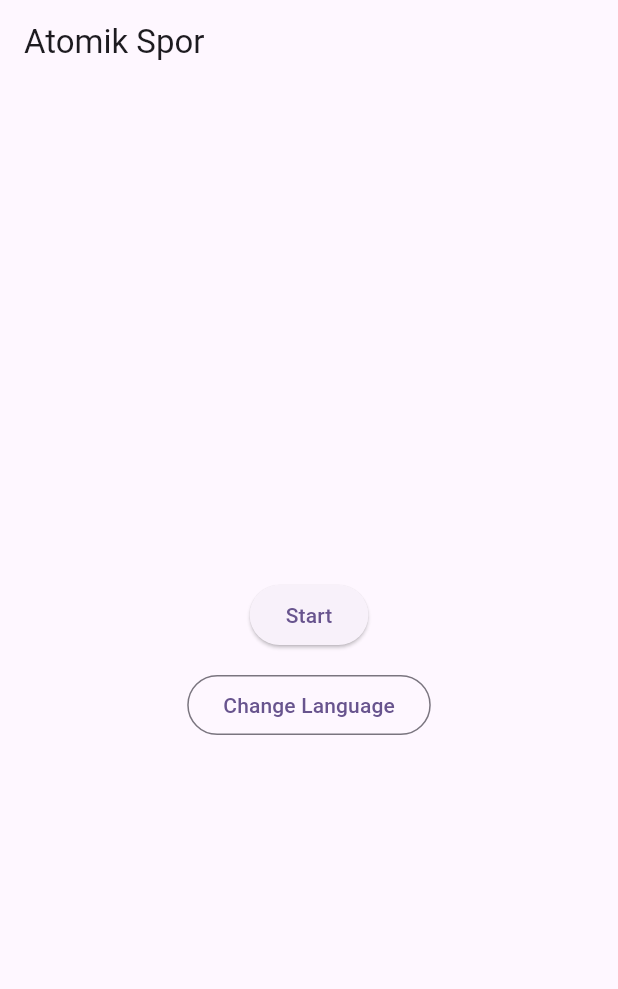
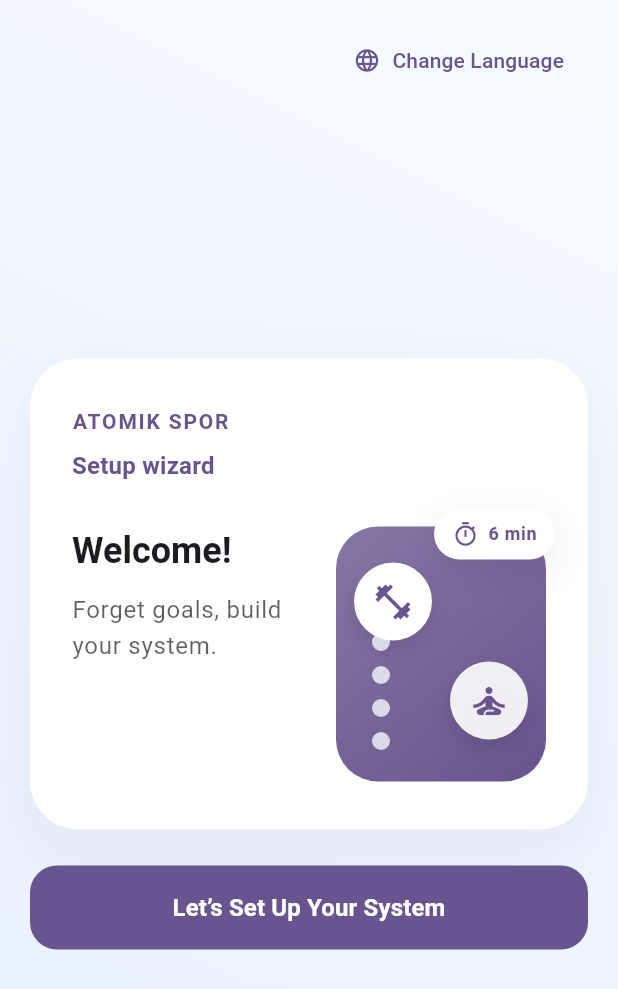
Before and after one commit to mrsgn26-ops/atomik_spor, a Flutter app: the screen it shows after launch, on a phone screen of 412 x 824 dp. Shown: the top 989 px of the screen. Run offline on Flutter 3.47's test engine with Material 3 defaults, Android fonts, the phone set to English and light mode, and no system bars; our stand-ins replace table_calendar.

Commit message:
Add welcome screen inspired by setup wizard

```diff
--- a/lib/l10n/app_en.arb
+++ b/lib/l10n/app_en.arb
@@ -32,5 +32,11 @@
   "onboardingTitle1": "Systems, not goals",
   "onboardingTitle2": "Choose your trigger",
   "onboardingTitle3": "Pick a reminder time",
-  "done": "Done"
+  "done": "Done",
+  "welcomeBrand": "ATOMIK SPOR",
+  "welcomeWizard": "Setup wizard",
+  "welcomeGreeting": "Welcome!",
+  "welcomeTagline": "Forget goals, build your system.",
+  "welcomeCta": "Let’s Set Up Your System",
+  "welcomeDuration": "6 min"
 }
--- a/lib/l10n/app_localizations.dart
+++ b/lib/l10n/app_localizations.dart
@@ -241,6 +241,42 @@ abstract class AppLocalizations {
   /// In en, this message translates to:
   /// **'Done'**
   String get done;
+
+  /// No description provided for @welcomeBrand.
+  ///
+  /// In en, this message translates to:
+  /// **'ATOMIK SPOR'**
+  String get welcomeBrand;
+
+  /// No description provided for @welcomeWizard.
+  ///
+  /// In en, this message translates to:
+  /// **'Setup wizard'**
+  String get welcomeWizard;
+
+  /// No description provided for @welcomeGreeting.
+  ///
+  /// In en, this message translates to:
+  /// **'Welcome!'**
+  String get welcomeGreeting;
+
+  /// No description provided for @welcomeTagline.
+  ///
+  /// In en, this message translates to:
+  /// **'Forget goals, build your system.'**
+  String get welcomeTagline;
+
+  /// No description provided for @welcomeCta.
+  ///
+  /// In en, this message translates to:
+  /// **'Let’s Set Up Your System'**
+  String get welcomeCta;
+
+  /// No description provided for @welcomeDuration.
+  ///
+  /// In en, this message translates to:
+  /// **'6 min'**
+  String get welcomeDuration;
 }
 
 class _AppLocalizationsDelegate
--- a/lib/l10n/app_localizations_en.dart
+++ b/lib/l10n/app_localizations_en.dart
@@ -81,4 +81,22 @@ class AppLocalizationsEn extends AppLocalizations {
 
   @override
   String get done => 'Done';
+
+  @override
+  String get welcomeBrand => 'ATOMIK SPOR';
+
+  @override
+  String get welcomeWizard => 'Setup wizard';
+
+  @override
+  String get welcomeGreeting => 'Welcome!';
+
+  @override
+  String get welcomeTagline => 'Forget goals, build your system.';
+
+  @override
+  String get welcomeCta => 'Let’s Set Up Your System';
+
+  @override
+  String get welcomeDuration => '6 min';
 }
--- a/lib/l10n/app_localizations_tr.dart
+++ b/lib/l10n/app_localizations_tr.dart
@@ -82,4 +82,22 @@ class AppLocalizationsTr extends AppLocalizations {
 
   @override
   String get done => 'Bitti';
+
+  @override
+  String get welcomeBrand => 'ATOMİK SPOR';
+
+  @override
+  String get welcomeWizard => 'Kurulum Sihirbazı';
+
+  @override
+  String get welcomeGreeting => 'Hoş geldiniz!';
+
+  @override
+  String get welcomeTagline => 'Hedefleri unut, sistem kur.';
+
+  @override
+  String get welcomeCta => 'Sistemini Kuralım';
+
+  @override
+  String get welcomeDuration => '6 dk';
 }
--- a/lib/l10n/app_tr.arb
+++ b/lib/l10n/app_tr.arb
@@ -33,5 +33,11 @@
   "onboardingTitle1": "Hedef değil, sistem",
   "onboardingTitle2": "Tetikleyicini seç",
   "onboardingTitle3": "Hatırlatma saatini seç",
-  "done": "Bitti"
+  "done": "Bitti",
+  "welcomeBrand": "ATOMİK SPOR",
+  "welcomeWizard": "Kurulum Sihirbazı",
+  "welcomeGreeting": "Hoş geldiniz!",
+  "welcomeTagline": "Hedefleri unut, sistem kur.",
+  "welcomeCta": "Sistemini Kuralım",
+  "welcomeDuration": "6 dk"
 }
--- a/lib/main.dart
+++ b/lib/main.dart
@@ -4,6 +4,7 @@ import 'package:flutter_localizations/flutter_localizations.dart';
 
 import 'habit_tracker_screen.dart';
 import 'settings_page.dart';
+import 'ui/welcome_screen.dart';
 
 void main() {
   runApp(const MyApp());
@@ -76,30 +77,9 @@ class MyHomePage extends StatelessWidget {
 
   @override
   Widget build(BuildContext context) {
-    final localizations = AppLocalizations.of(context)!;
-
-    return Scaffold(
-      appBar: AppBar(
-        title: Text(localizations.appTitle),
-      ),
-      body: Center(
-        child: Column(
-          mainAxisSize: MainAxisSize.min,
-          children: [
-            ElevatedButton(
-              key: const Key('showCalendarButton'),
-              onPressed: () => _openHabitTracker(context),
-              child: Text(localizations.btnStart),
-            ),
-            const SizedBox(height: 12),
-            OutlinedButton(
-              key: const Key('changeLanguageButton'),
-              onPressed: () => _openSettings(context),
-              child: Text(localizations.btnChangeLang),
-            ),
-          ],
-        ),
-      ),
+    return WelcomeScreen(
+      onStartPressed: () => _openHabitTracker(context),
+      onChangeLanguage: () => _openSettings(context),
     );
   }
 }
--- /dev/null
+++ b/lib/ui/welcome_screen.dart
@@ -0,0 +1,328 @@
+import 'package:atomik_spor/l10n/app_localizations.dart';
+import 'package:flutter/material.dart';
+
+class WelcomeScreen extends StatelessWidget {
+  const WelcomeScreen({
+    super.key,
+    required this.onStartPressed,
+    required this.onChangeLanguage,
+  });
+
+  final VoidCallback onStartPressed;
+  final VoidCallback onChangeLanguage;
+
+  @override
+  Widget build(BuildContext context) {
+    final l10n = AppLocalizations.of(context)!;
+    final colorScheme = Theme.of(context).colorScheme;
+
+    return Container(
+      decoration: const BoxDecoration(
+        gradient: LinearGradient(
+          colors: [Color(0xFFF6FBFF), Color(0xFFE6F0FF)],
+          begin: Alignment.topRight,
+          end: Alignment.bottomLeft,
+        ),
+      ),
+      child: SafeArea(
+        child: Padding(
+          padding: const EdgeInsets.symmetric(horizontal: 20, vertical: 16),
+          child: Column(
+            children: [
+              Align(
+                alignment: Alignment.centerRight,
+                child: TextButton.icon(
+                  key: const Key('changeLanguageButton'),
+                  onPressed: onChangeLanguage,
+                  icon: const Icon(Icons.language),
+                  label: Text(l10n.btnChangeLang),
+                  style: TextButton.styleFrom(
+                    foregroundColor: colorScheme.primary,
+                  ),
+                ),
+              ),
+              Expanded(
+                child: Center(
+                  child: SingleChildScrollView(
+                    child: ConstrainedBox(
+                      constraints: const BoxConstraints(maxWidth: 440),
+                      child: Column(
+                        mainAxisSize: MainAxisSize.min,
+                        children: [
+                          _WelcomeCard(l10n: l10n),
+                          const SizedBox(height: 24),
+                          FilledButton(
+                            key: const Key('showCalendarButton'),
+                            onPressed: onStartPressed,
+                            style: FilledButton.styleFrom(
+                              minimumSize: const Size.fromHeight(56),
+                              shape: RoundedRectangleBorder(
+                                borderRadius: BorderRadius.circular(18),
+                              ),
+                            ),
+                            child: Text(
+                              l10n.welcomeCta,
+                              style: const TextStyle(fontSize: 16, fontWeight: FontWeight.w600),
+                              textAlign: TextAlign.center,
+                            ),
+                          ),
+                        ],
+                      ),
+                    ),
+                  ),
+                ),
+              ),
+            ],
+          ),
+        ),
+      ),
+    );
+  }
+}
+
+class _WelcomeCard extends StatelessWidget {
+  const _WelcomeCard({required this.l10n});
+
+  final AppLocalizations l10n;
+
+  @override
+  Widget build(BuildContext context) {
+    final theme = Theme.of(context);
+    final colorScheme = theme.colorScheme;
+
+    return Container(
+      padding: const EdgeInsets.symmetric(horizontal: 28, vertical: 32),
+      decoration: BoxDecoration(
+        color: Colors.white,
+        borderRadius: BorderRadius.circular(32),
+        boxShadow: [
+          BoxShadow(
+            color: Colors.black.withOpacity(0.05),
+            offset: const Offset(0, 16),
+            blurRadius: 40,
+          ),
+        ],
+      ),
+      child: Column(
+        crossAxisAlignment: CrossAxisAlignment.start,
+        mainAxisSize: MainAxisSize.min,
+        children: [
+          Text(
+            l10n.welcomeBrand,
+            style: theme.textTheme.labelLarge?.copyWith(
+              letterSpacing: 1.2,
+              fontWeight: FontWeight.bold,
+              color: colorScheme.primary,
+            ),
+          ),
+          const SizedBox(height: 8),
+          Text(
+            l10n.welcomeWizard,
+            style: theme.textTheme.titleMedium?.copyWith(
+              fontWeight: FontWeight.w600,
+              color: colorScheme.primary,
+            ),
+          ),
+          const SizedBox(height: 28),
+          Row(
+            crossAxisAlignment: CrossAxisAlignment.start,
+            children: [
+              Expanded(
+                child: Column(
+                  crossAxisAlignment: CrossAxisAlignment.start,
+                  children: [
+                    Text(
+                      l10n.welcomeGreeting,
+                      style: theme.textTheme.headlineSmall?.copyWith(
+                        fontWeight: FontWeight.w700,
+                      ),
+                    ),
+                    const SizedBox(height: 12),
+                    Text(
+                      l10n.welcomeTagline,
+                      style: theme.textTheme.bodyLarge?.copyWith(
+                        color: theme.textTheme.bodyLarge?.color?.withOpacity(0.7),
+                      ),
+                    ),
+                  ],
+                ),
+              ),
+              const SizedBox(width: 20),
+              _WelcomeIllustration(l10n: l10n),
+            ],
+          ),
+        ],
+      ),
+    );
+  }
+}
+
+class _WelcomeIllustration extends StatelessWidget {
+  const _WelcomeIllustration({required this.l10n});
+
+  final AppLocalizations l10n;
+
+  @override
+  Widget build(BuildContext context) {
+    final colorScheme = Theme.of(context).colorScheme;
+
+    return SizedBox(
+      width: 140,
+      height: 170,
+      child: Stack(
+        clipBehavior: Clip.none,
+        children: [
+          Positioned.fill(
+            child: Container(
+              decoration: BoxDecoration(
+                gradient: LinearGradient(
+                  colors: [colorScheme.primary.withOpacity(0.8), colorScheme.primary],
+                  begin: Alignment.topLeft,
+                  end: Alignment.bottomRight,
+                ),
+                borderRadius: BorderRadius.circular(28),
+              ),
+            ),
+          ),
+          Positioned(
+            left: 12,
+            top: 24,
+            child: _IllustratedAvatar(
+              backgroundColor: Colors.white,
+              icon: Icons.fitness_center,
+              iconColor: colorScheme.primary,
+            ),
+          ),
+          Positioned(
+            right: 12,
+            bottom: 28,
+            child: _IllustratedAvatar(
+              backgroundColor: Colors.white.withOpacity(0.9),
+              icon: Icons.self_improvement,
+              iconColor: colorScheme.primary,
+            ),
+          ),
+          Positioned(
+            left: 24,
+            bottom: 16,
+            child: _ChainDecor(color: Colors.white.withOpacity(0.75)),
+          ),
+          Positioned(
+            right: -6,
+            top: -12,
+            child: _DurationPill(
+              text: l10n.welcomeDuration,
+              color: Colors.white,
+              foreground: colorScheme.primary,
+            ),
+          ),
+        ],
+      ),
+    );
+  }
+}
+
+class _IllustratedAvatar extends StatelessWidget {
+  const _IllustratedAvatar({
+    required this.backgroundColor,
+    required this.icon,
+    required this.iconColor,
+  });
+
+  final Color backgroundColor;
+  final IconData icon;
+  final Color iconColor;
+
+  @override
+  Widget build(BuildContext context) {
+    return Container(
+      padding: const EdgeInsets.all(12),
+      decoration: BoxDecoration(
+        color: backgroundColor,
+        shape: BoxShape.circle,
+        boxShadow: [
+          BoxShadow(
+            color: Colors.black.withOpacity(0.1),
+            offset: const Offset(0, 6),
+            blurRadius: 12,
+          ),
+        ],
+      ),
+      child: Icon(icon, color: iconColor, size: 28),
+    );
+  }
+}
+
+class _ChainDecor extends StatelessWidget {
+  const _ChainDecor({required this.color});
+
+  final Color color;
+
+  @override
+  Widget build(BuildContext context) {
+    return Column(
+      mainAxisSize: MainAxisSize.min,
+      children: List.generate(4, (index) {
+        return Container(
+          width: 12,
+          height: 12,
+          margin: const EdgeInsets.symmetric(vertical: 5),
+          decoration: BoxDecoration(
+            color: color,
+            shape: BoxShape.circle,
+          ),
+        );
+      }),
+    );
+  }
+}
+
+class _DurationPill extends StatelessWidget {
+  const _DurationPill({
+    required this.text,
+    required this.color,
+    required this.foreground,
+  });
+
+  final String text;
+  final Color color;
+  final Color foreground;
+
+  @override
+  Widget build(BuildContext context) {
+    return DecoratedBox(
+      decoration: BoxDecoration(
+        color: color,
+        borderRadius: BorderRadius.circular(32),
+        boxShadow: [
+          BoxShadow(
+            color: Colors.black.withOpacity(0.08),
+            offset: const Offset(0, 8),
+            blurRadius: 20,
+          ),
+        ],
+      ),
+      child: Padding(
+        padding: const EdgeInsets.symmetric(horizontal: 12, vertical: 8),
+        child: Row(
+          mainAxisSize: MainAxisSize.min,
+          children: [
+            Icon(Icons.timer_outlined, size: 18, color: foreground),
+            const SizedBox(width: 6),
+            Text(
+              text,
+              style: Theme.of(context).textTheme.labelMedium?.copyWith(
+                    fontWeight: FontWeight.w700,
+                    color: foreground,
+                  ) ??
+                  TextStyle(
+                    fontWeight: FontWeight.w700,
+                    color: foreground,
+                  ),
+            ),
+          ],
+        ),
+      ),
+    );
+  }
+}
```
